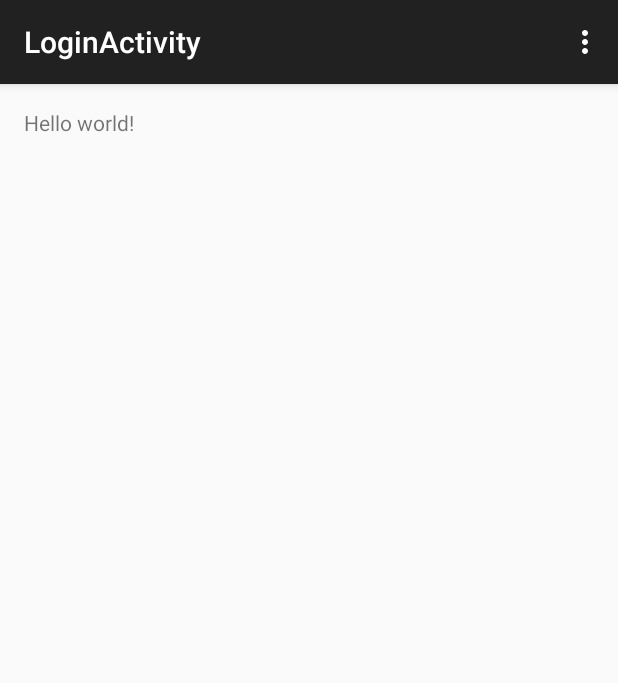
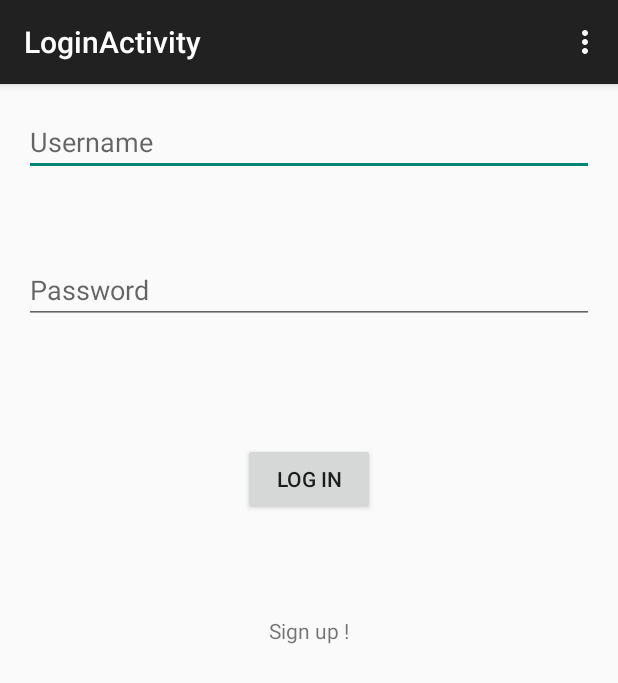
Before and after one commit to brianpham93/Ribbit, an Android app: the LoginActivity screen opened directly, with no data from a screen before it, on a phone screen of 412 x 824 dp. Shown: the top 683 px of the screen. Run offline under Robolectric (Android 15) with nearby library versions, the phone set to English and light mode, and no system bars.

Commit message:
activity_login updated with text fields and button

```diff
--- a/app/src/main/res/layout/activity_login.xml
+++ b/app/src/main/res/layout/activity_login.xml
@@ -8,9 +8,43 @@
                 android:paddingBottom="@dimen/activity_vertical_margin"
                 tools:context="vn.fall.thangpq.ribbit.LoginActivity">
 
+    <EditText
+        android:layout_width="match_parent"
+        android:layout_height="wrap_content"
+        android:id="@+id/usernameField"
+        android:layout_alignParentTop="true"
+        android:layout_alignParentLeft="true"
+        android:hint="@string/usernameField_text"
+        android:layout_alignParentStart="true">
+        </EditText>
+
+    <EditText
+        android:layout_width="match_parent"
+        android:layout_height="wrap_content"
+        android:inputType="textPassword"
+        android:ems="10"
+        android:id="@+id/passwordField"
+        android:layout_below="@+id/usernameField"
+        android:layout_alignParentLeft="true"
+        android:layout_alignParentStart="true"
+        android:hint="@string/passwordField_text"
+        android:layout_marginTop="53dp"/>
+
+    <Button
+        android:layout_width="wrap_content"
+        android:layout_height="wrap_content"
+        android:text="@string/login_button_label"
+        android:id="@+id/button"
+        android:layout_below="@+id/passwordField"
+        android:layout_centerHorizontal="true"
+        android:layout_marginTop="79dp"/>
+
     <TextView
-        android:text="@string/hello_world"
         android:layout_width="wrap_content"
-        android:layout_height="wrap_content"/>
-
+        android:layout_height="wrap_content"
+        android:text="@string/signup_text"
+        android:id="@+id/signupText"
+        android:layout_below="@+id/button"
+        android:layout_centerHorizontal="true"
+        android:layout_marginTop="67dp"/>
 </RelativeLayout>
--- a/app/src/main/res/values/strings.xml
+++ b/app/src/main/res/values/strings.xml
@@ -9,5 +9,9 @@
     <string name="action_settings">Settings</string>
     <string name="title_activity_login">LoginActivity</string>
     <string name="title_activity_signup">SignupActivity</string>
+    <string name="usernameField_text">Username</string>
+    <string name="passwordField_text">Password</string>
+    <string name="login_button_label">Log in</string>
+    <string name="signup_text">Sign up !</string>
 
 </resources>
```
